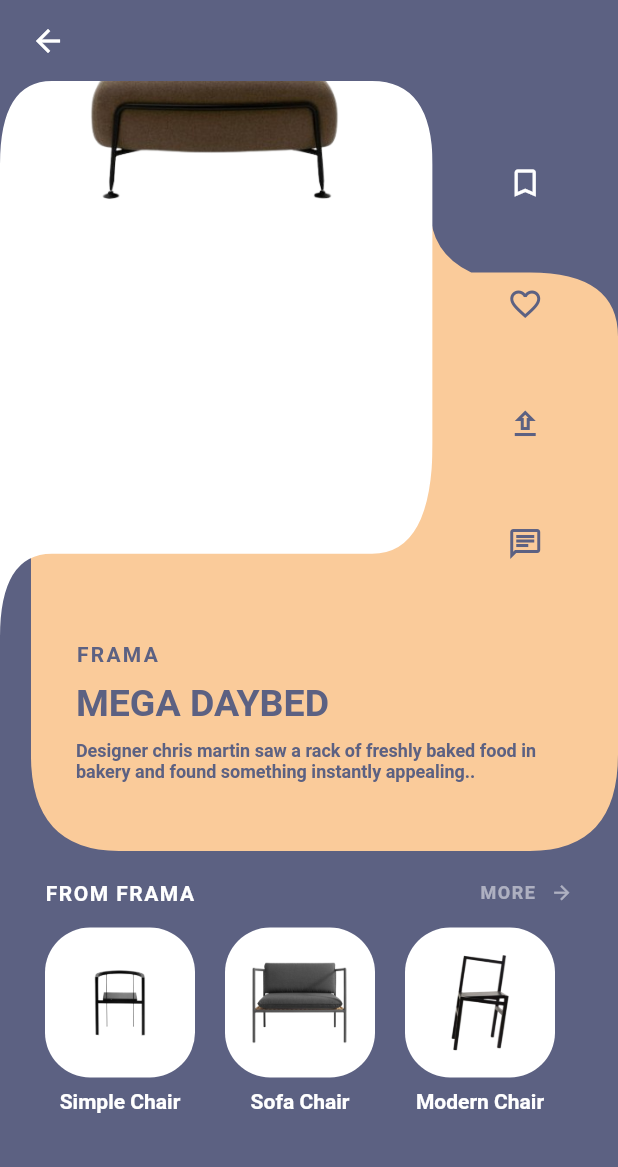
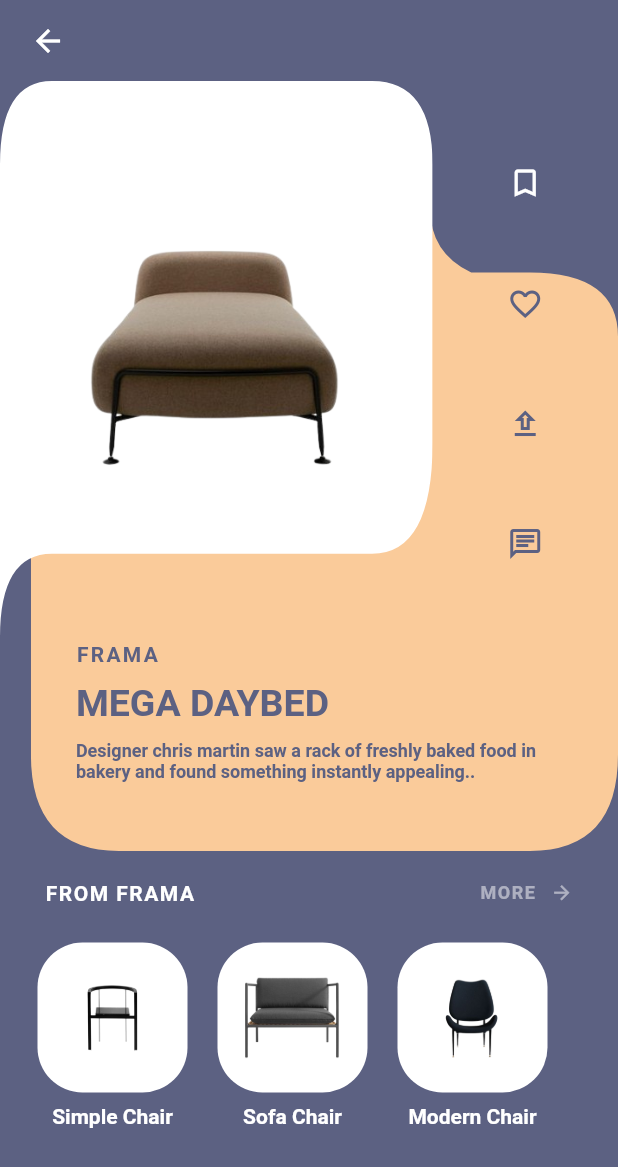
Before and after one commit to NouzNoushad/ui_challenge_practice, a Flutter app: the screen it shows after launch, on a phone screen of 412 x 824 dp. Shown: the top 1167 px of the screen. Run offline on Flutter 3.47's test engine with Material 3 defaults, Android fonts, the phone set to English and light mode, and no system bars.

Commit message:
update furniture ui

```diff
--- a/lib/furniture_ui/furniture_home.dart
+++ b/lib/furniture_ui/furniture_home.dart
@@ -1,4 +1,5 @@
 import 'package:flutter/material.dart';
+import 'package:ui_challenge_practice/furniture_ui/furniture_more.dart';
 
 class ColorPicker {
   static const Color backgroundColor = Color.fromRGBO(92, 97, 130, 1);
@@ -6,10 +7,10 @@
   static const Color secondaryColor = Color.fromRGBO(250, 203, 154, 1);
 }
 
-List<Map<String, String>> chairs = [
-  {'title': 'Simple Chair', 'image': 'chair2.png'},
-  {'title': 'Sofa Chair', 'image': 'chair4.png'},
-  {'title': 'Modern Chair', 'image': 'chair.png'},
+List<Map<String, dynamic>> chairs = [
+  {'title': 'Simple Chair', 'image': 'chair2.png', 'price': 75},
+  {'title': 'Sofa Chair', 'image': 'chair4.png', 'price': 1200},
+  {'title': 'Modern Chair', 'image': 'chair1.png', 'price': 2500},
 ];
 
 class FurnitureHome extends StatelessWidget {
@@ -58,8 +59,14 @@
                               width: MediaQuery.of(context).size.width * 0.7,
                               color: ColorPicker.primaryColor,
                               child: Align(
-                                alignment: const Alignment(0, -5),
+                                alignment: Alignment.topCenter,
+                                child: Container(
+                                  height:
+                                      MediaQuery.of(context).size.height * 0.38,
+                                  color: Colors.transparent,
+                                  alignment: Alignment.center,
                                   child: Image.asset('assets/bed.png'),
+                                ),
                               ),
                             ),
                           ),
@@ -140,11 +147,10 @@
                 ),
               ),
               Expanded(
-                child: Container(
-                  padding:
-                      const EdgeInsets.symmetric(horizontal: 30, vertical: 20),
                 child: Column(children: [
-                    Row(
+                  Padding(
+                    padding: const EdgeInsets.fromLTRB(30, 20, 30, 10),
+                    child: Row(
                       mainAxisAlignment: MainAxisAlignment.spaceBetween,
                       children: [
                         Text(
@@ -154,7 +160,12 @@
                               fontWeight: FontWeight.bold,
                               letterSpacing: 1),
                         ),
-                        Row(
+                        GestureDetector(
+                          onTap: () {
+                            Navigator.of(context).push(MaterialPageRoute(
+                                builder: (context) => const FurnitureMore()));
+                          },
+                          child: Row(
                             children: [
                               Text(
                                 'more'.toUpperCase(),
@@ -172,17 +183,21 @@
                               Icon(
                                 Icons.arrow_forward,
                                 size: 15,
-                              color: ColorPicker.primaryColor.withOpacity(0.5),
+                                color:
+                                    ColorPicker.primaryColor.withOpacity(0.5),
                               )
                             ],
                           ),
+                        ),
                       ],
+                    ),
                   ),
                   const SizedBox(
                     height: 15,
                   ),
                   Expanded(
                     child: ListView.separated(
+                        padding: const EdgeInsets.symmetric(horizontal: 25),
                         scrollDirection: Axis.horizontal,
                         itemBuilder: (context, index) {
                           var chair = chairs[index];
@@ -218,7 +233,6 @@
                         itemCount: chairs.length),
                   ),
                 ]),
-                ),
               ),
             ],
           ),
```
Also changed, not shown: lib/furniture_ui/furniture_more.dart (added, +170 -0 lines), lib/main.dart (+112 -0 lines), assets/chair1.png (added). Lines whose indentation alone changed are shown as unchanged.
